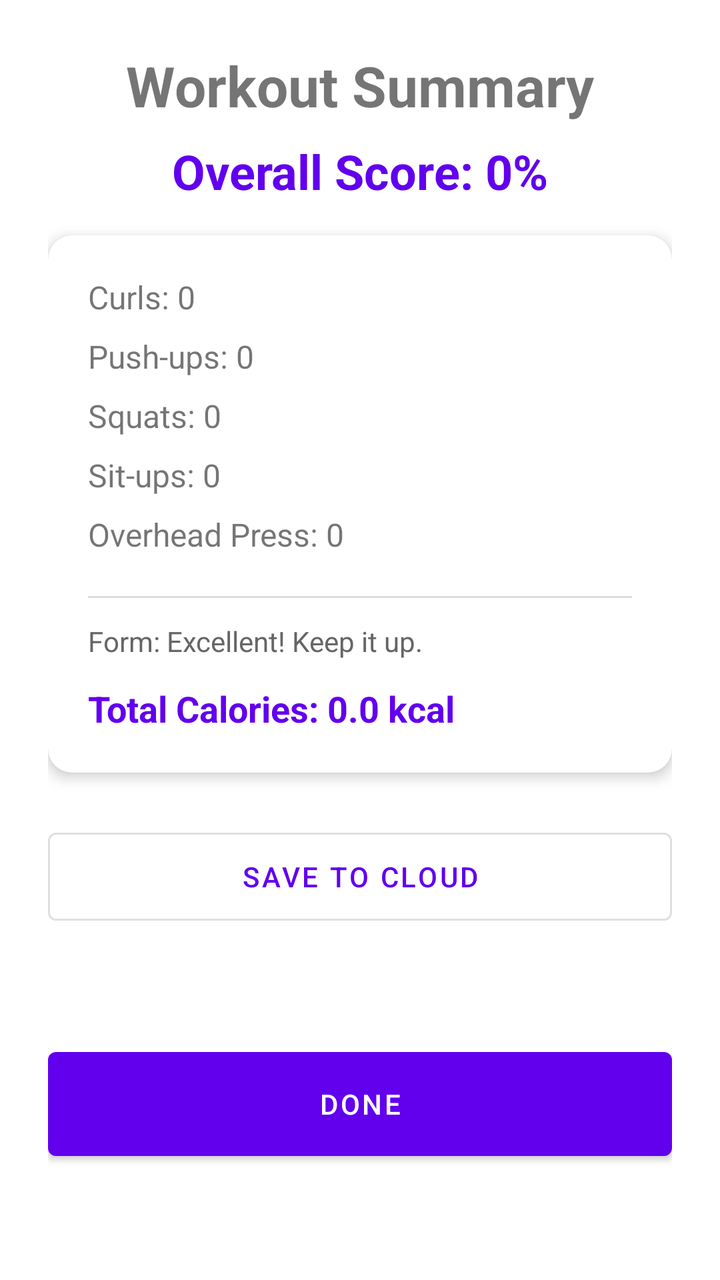
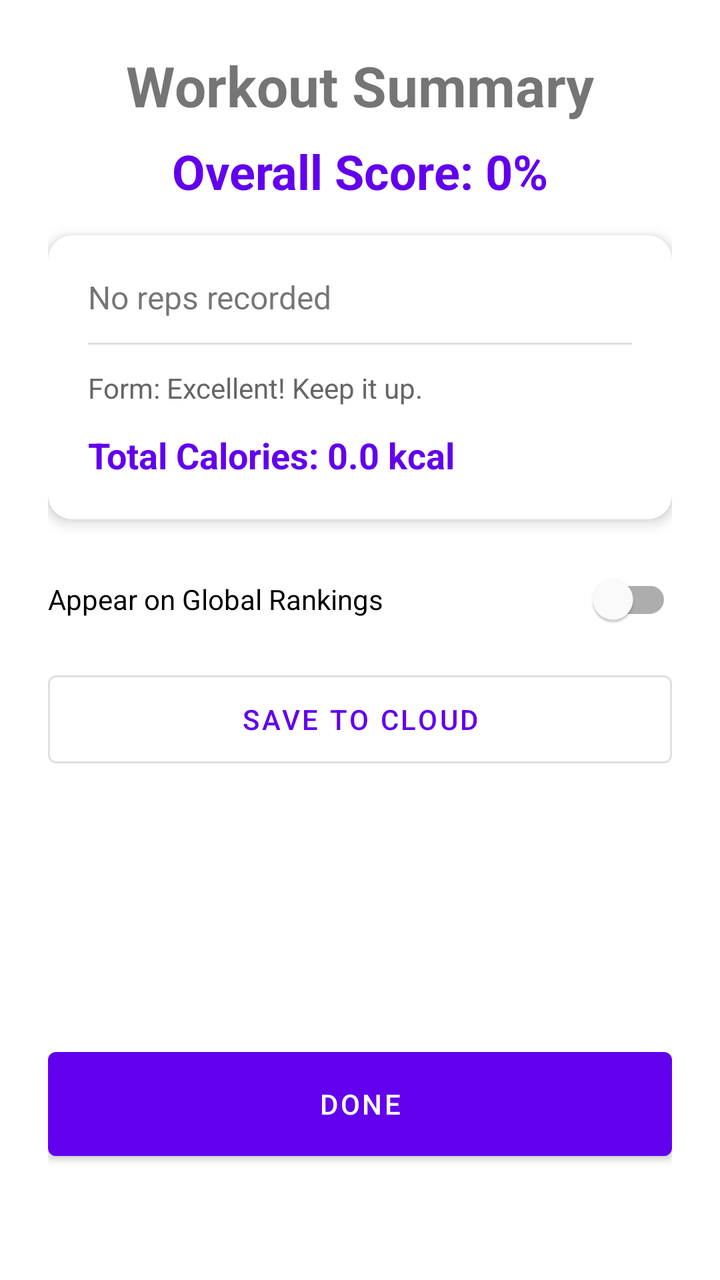

Before-and-after screenshots of an Android layout around one commit, followed by the original layout XML and the change that was made.
<!-- AndroidManifest.xml: application theme Theme.MaterialComponents.DayNight.NoActionBar -->
<!-- res/layout/activity_summary.xml -->
<?xml version="1.0" encoding="utf-8"?>
<androidx.constraintlayout.widget.ConstraintLayout xmlns:android="http://schemas.android.com/apk/res/android"
    xmlns:app="http://schemas.android.com/apk/res-auto"
    android:layout_width="match_parent"
    android:layout_height="match_parent"
    android:padding="24dp">

    <TextView
        android:id="@+id/summaryTitle"
        android:layout_width="wrap_content"
        android:layout_height="wrap_content"
        android:text="Workout Summary"
        android:textSize="28sp"
        android:textStyle="bold"
        app:layout_constraintTop_toTopOf="parent"
        app:layout_constraintStart_toStartOf="parent"
        app:layout_constraintEnd_toEndOf="parent" />

    <TextView
        android:id="@+id/overallScore"
        android:layout_width="wrap_content"
        android:layout_height="wrap_content"
        android:text="Overall Score: 0%"
        android:textSize="24sp"
        android:textColor="@color/design_default_color_primary"
        android:textStyle="bold"
        android:layout_marginTop="8dp"
        app:layout_constraintTop_toBottomOf="@id/summaryTitle"
        app:layout_constraintStart_toStartOf="parent"
        app:layout_constraintEnd_toEndOf="parent" />

    <com.google.android.material.card.MaterialCardView
        android:id="@+id/statsCard"
        android:layout_width="match_parent"
        android:layout_height="wrap_content"
        android:layout_marginTop="16dp"
        app:cardCornerRadius="12dp"
        app:cardElevation="4dp"
        app:layout_constraintTop_toBottomOf="@id/overallScore">

        <LinearLayout
            android:layout_width="match_parent"
            android:layout_height="wrap_content"
            android:orientation="vertical"
            android:padding="20dp">

            <TextView
                android:id="@+id/curlsText"
                android:layout_width="wrap_content"
                android:layout_height="wrap_content"
                android:text="Curls: 0"
                android:textSize="16sp"
                android:layout_marginBottom="8dp"/>

            <TextView
                android:id="@+id/pushupsText"
                android:layout_width="wrap_content"
                android:layout_height="wrap_content"
                android:text="Push-ups: 0"
                android:textSize="16sp"
                android:layout_marginBottom="8dp"/>

            <TextView
                android:id="@+id/squatsText"
                android:layout_width="wrap_content"
                android:layout_height="wrap_content"
                android:text="Squats: 0"
                android:textSize="16sp"
                android:layout_marginBottom="8dp"/>

            <TextView
                android:id="@+id/situpsText"
                android:layout_width="wrap_content"
                android:layout_height="wrap_content"
                android:text="Sit-ups: 0"
                android:textSize="16sp"
                android:layout_marginBottom="8dp"/>

            <TextView
                android:id="@+id/overheadText"
                android:layout_width="wrap_content"
                android:layout_height="wrap_content"
                android:text="Overhead Press: 0"
                android:textSize="16sp"
                android:layout_marginBottom="8dp"/>

            <View
                android:layout_width="match_parent"
                android:layout_height="1dp"
                android:background="#DDDDDD"
                android:layout_marginVertical="12dp"/>

            <TextView
                android:id="@+id/feedbackSummaryText"
                android:layout_width="match_parent"
                android:layout_height="wrap_content"
                android:text="Form: Excellent! Keep it up."
                android:textSize="14sp"
                android:textColor="#666666"
                android:fontStyle="italic"
                android:layout_marginBottom="12dp"/>

            <TextView
                android:id="@+id/caloriesText"
                android:layout_width="wrap_content"
                android:layout_height="wrap_content"
                android:text="Total Calories: 0.0 kcal"
                android:textSize="18sp"
                android:textStyle="bold"
                android:textColor="@color/design_default_color_primary"/>

        </LinearLayout>
    </com.google.android.material.card.MaterialCardView>

    <com.google.android.material.materialswitch.MaterialSwitch
        android:id="@+id/leaderboardSwitch"
        android:layout_width="match_parent"
        android:layout_height="wrap_content"
        android:text="Appear on Global Rankings"
        android:checked="false"
        android:layout_marginTop="16dp"
        app:layout_constraintTop_toBottomOf="@id/statsCard" />

    <Button
        android:id="@+id/saveButton"
        android:layout_width="match_parent"
        android:layout_height="56dp"
        android:text="Save to Cloud"
        style="@style/Widget.MaterialComponents.Button.OutlinedButton"
        app:layout_constraintTop_toBottomOf="@id/leaderboardSwitch"
        android:layout_marginTop="8dp"/>

    <Button
        android:id="@+id/doneButton"
        android:layout_width="match_parent"
        android:layout_height="64dp"
        android:text="Done"
        android:layout_marginBottom="32dp"
        app:layout_constraintBottom_toBottomOf="parent" />

</androidx.constraintlayout.widget.ConstraintLayout>
<!-- resources referenced by this layout -->
<resources>

</resources>

<!-- the commit's change to res/layout/activity_summary.xml (unified diff, before → after) -->
@@ -45,44 +45,12 @@
             android:padding="20dp">
 
             <TextView
-                android:id="@+id/curlsText"
+                android:id="@+id/exerciseBreakdownText"
                 android:layout_width="wrap_content"
                 android:layout_height="wrap_content"
-                android:text="Curls: 0"
+                android:text="No reps recorded"
                 android:textSize="16sp"
-                android:layout_marginBottom="8dp"/>
-
-            <TextView
-                android:id="@+id/pushupsText"
-                android:layout_width="wrap_content"
-                android:layout_height="wrap_content"
-                android:text="Push-ups: 0"
-                android:textSize="16sp"
-                android:layout_marginBottom="8dp"/>
-
-            <TextView
-                android:id="@+id/squatsText"
-                android:layout_width="wrap_content"
-                android:layout_height="wrap_content"
-                android:text="Squats: 0"
-                android:textSize="16sp"
-                android:layout_marginBottom="8dp"/>
-
-            <TextView
-                android:id="@+id/situpsText"
-                android:layout_width="wrap_content"
-                android:layout_height="wrap_content"
-                android:text="Sit-ups: 0"
-                android:textSize="16sp"
-                android:layout_marginBottom="8dp"/>
-
-            <TextView
-                android:id="@+id/overheadText"
-                android:layout_width="wrap_content"
-                android:layout_height="wrap_content"
-                android:text="Overhead Press: 0"
-                android:textSize="16sp"
-                android:layout_marginBottom="8dp"/>
+                android:lineSpacingExtra="8dp"/>
 
             <View
                 android:layout_width="match_parent"
@@ -112,7 +80,7 @@
         </LinearLayout>
     </com.google.android.material.card.MaterialCardView>
 
-    <com.google.android.material.materialswitch.MaterialSwitch
+    <com.google.android.material.switchmaterial.SwitchMaterial
         android:id="@+id/leaderboardSwitch"
         android:layout_width="match_parent"
         android:layout_height="wrap_content"
